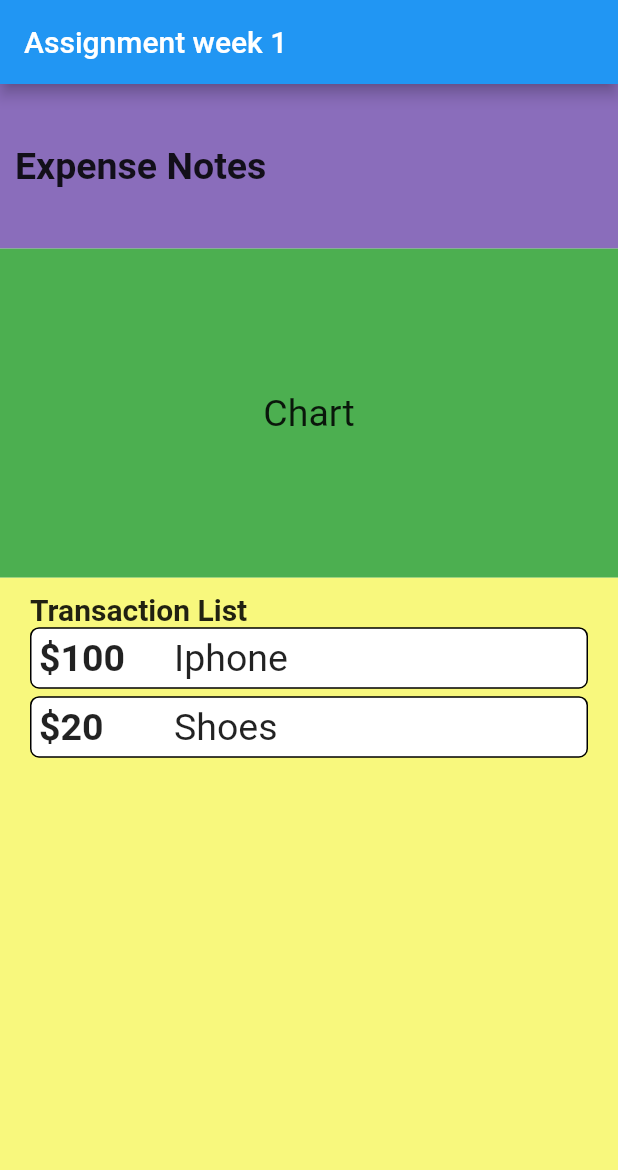
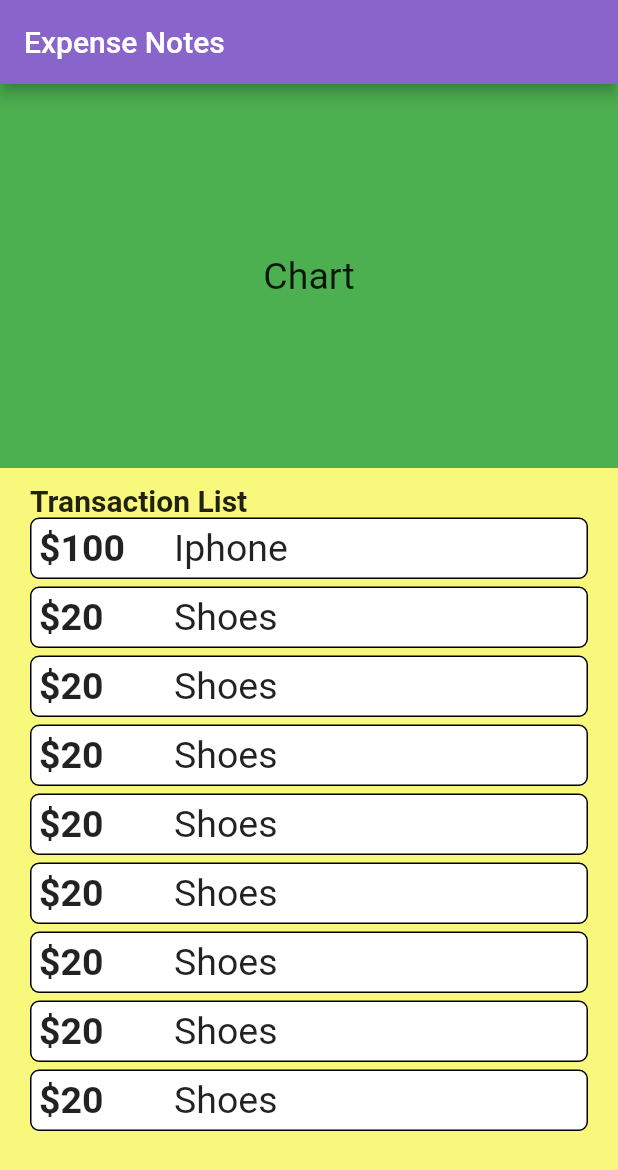
Before and after one commit to kiettruong-bbv/flutter, a Flutter app: the screen it shows after launch, on a phone screen of 412 x 824 dp. Shown: the top 1170 px of the screen. Run offline on Flutter 3.47's test engine with Material 2 defaults, Android fonts, the phone set to English and light mode, and no system bars.

Commit message:
Update AppBar UI

```diff
--- a/expense_notes/lib/main.dart
+++ b/expense_notes/lib/main.dart
@@ -20,7 +20,17 @@ class MyApp extends StatelessWidget {
 }
 
 class HomePage extends StatelessWidget {
-  final List<Product> items = [Product(100, 'Iphone'), Product(20, 'Shoes')];
+  final List<Product> items = [
+    Product(100, 'Iphone'),
+    Product(20, 'Shoes'),
+    Product(20, 'Shoes'),
+    Product(20, 'Shoes'),
+    Product(20, 'Shoes'),
+    Product(20, 'Shoes'),
+    Product(20, 'Shoes'),
+    Product(20, 'Shoes'),
+    Product(20, 'Shoes')
+  ];
 
   HomePage({Key? key}) : super(key: key);
 
@@ -28,16 +38,13 @@ class HomePage extends StatelessWidget {
   Widget build(BuildContext context) {
     return Scaffold(
       appBar: AppBar(
-        title: const Text('Assignment week 1'),
+        title: const Text('Expense Notes'),
+        backgroundColor: Color.fromARGB(255, 137, 100, 202),
+        centerTitle: false,
       ),
-      body: Container(
-        child: Column(
+      body: Column(
         crossAxisAlignment: CrossAxisAlignment.stretch,
         children: [
-            Expanded(
-              flex: 1,
-              child: _buildNote(),
-            ),
           Expanded(
             flex: 2,
             child: _buildChart(),
@@ -47,24 +54,6 @@ class HomePage extends StatelessWidget {
             child: _buildTransactionList(),
           )
         ],
-        ),
-      ),
-    );
-  }
-
-  Widget _buildNote() {
-    return Container(
-      color: const Color.fromARGB(255, 138, 109, 187),
-      padding: const EdgeInsets.all(10),
-      child: const Align(
-        alignment: Alignment.centerLeft,
-        child: Text(
-          "Expense Notes",
-          style: TextStyle(
-            fontSize: 25,
-            fontWeight: FontWeight.bold,
-          ),
-        ),
       ),
     );
   }
@@ -156,7 +145,7 @@ class HomePage extends StatelessWidget {
 }
 
 class Product {
-  int price;
-  String name;
+  final int price;
+  final String name;
   Product(this.price, this.name);
 }
```
Lines whose indentation alone changed are shown as unchanged.
